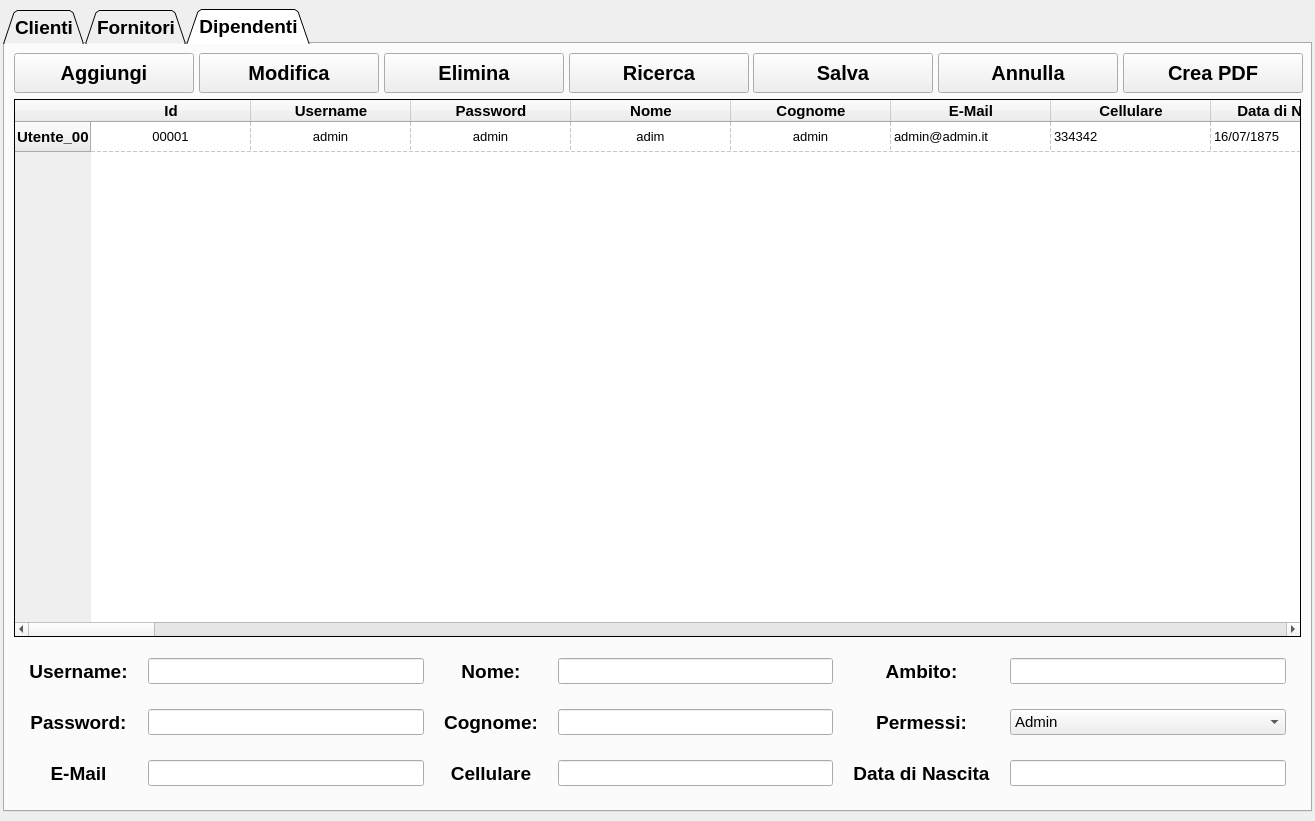
The window that ui/anagrafiche_window.ui (Raccispini/Progetto-Hotel) describes before a commit, drawn with Qt 5.
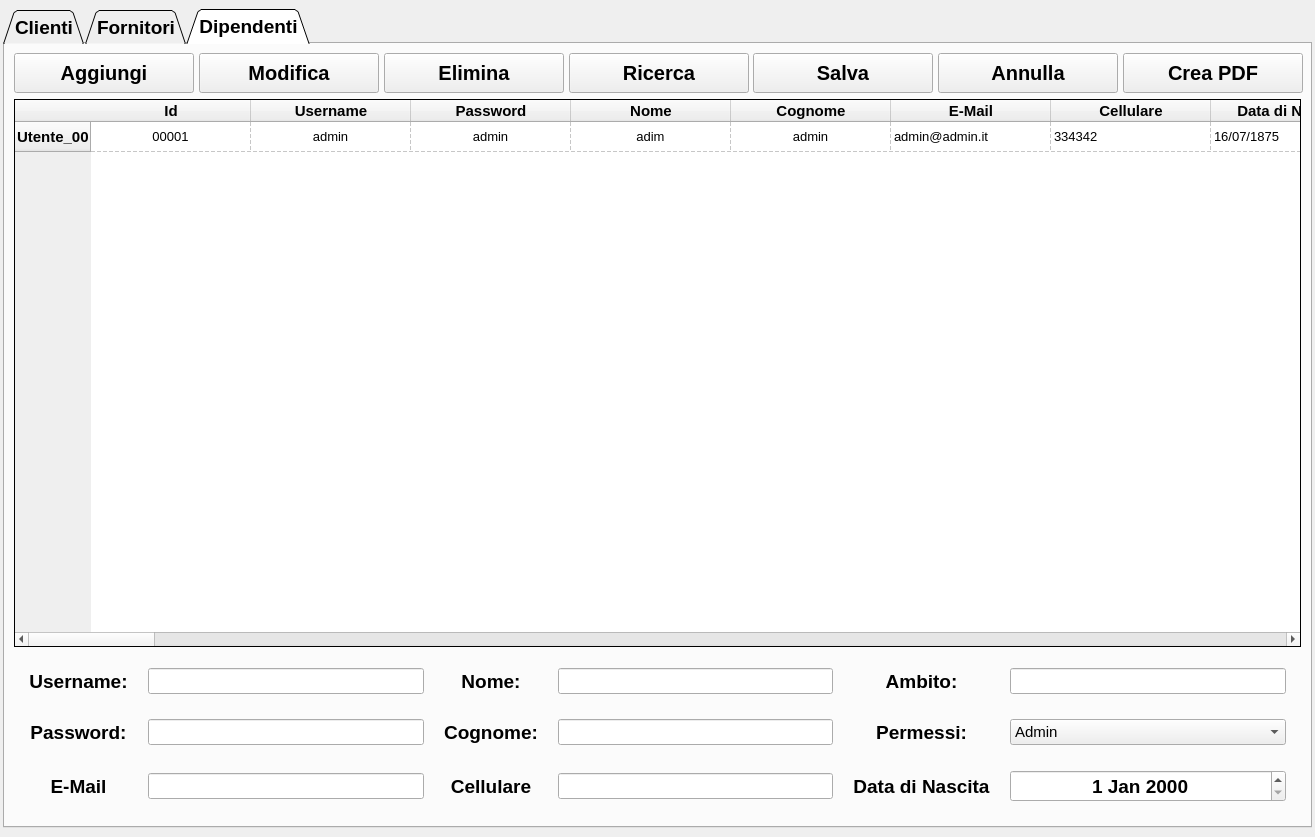
The same window after the commit. The open tabs and pages were chosen to show the change. Icons and pictures are not drawn.

Patch:
```diff
--- a/ui/anagrafiche_window.ui
+++ b/ui/anagrafiche_window.ui
@@ -7,7 +7,7 @@
     <x>0</x>
     <y>0</y>
     <width>1315</width>
-    <height>821</height>
+    <height>837</height>
    </rect>
   </property>
   <property name="windowTitle">
@@ -2963,14 +2963,9 @@
            </widget>
           </item>
           <item row="2" column="5">
-           <widget class="QLineEdit" name="lE_DataNascitaDipendente">
-            <property name="font">
-             <font>
-              <family>Arial</family>
-              <pointsize>11</pointsize>
-              <weight>50</weight>
-              <bold>false</bold>
-             </font>
+           <widget class="QDateEdit" name="dateEdit">
+            <property name="alignment">
+             <set>Qt::AlignCenter</set>
             </property>
            </widget>
           </item>
```
Left out of the diff: 2 changed lines with no effect on the pictures.
